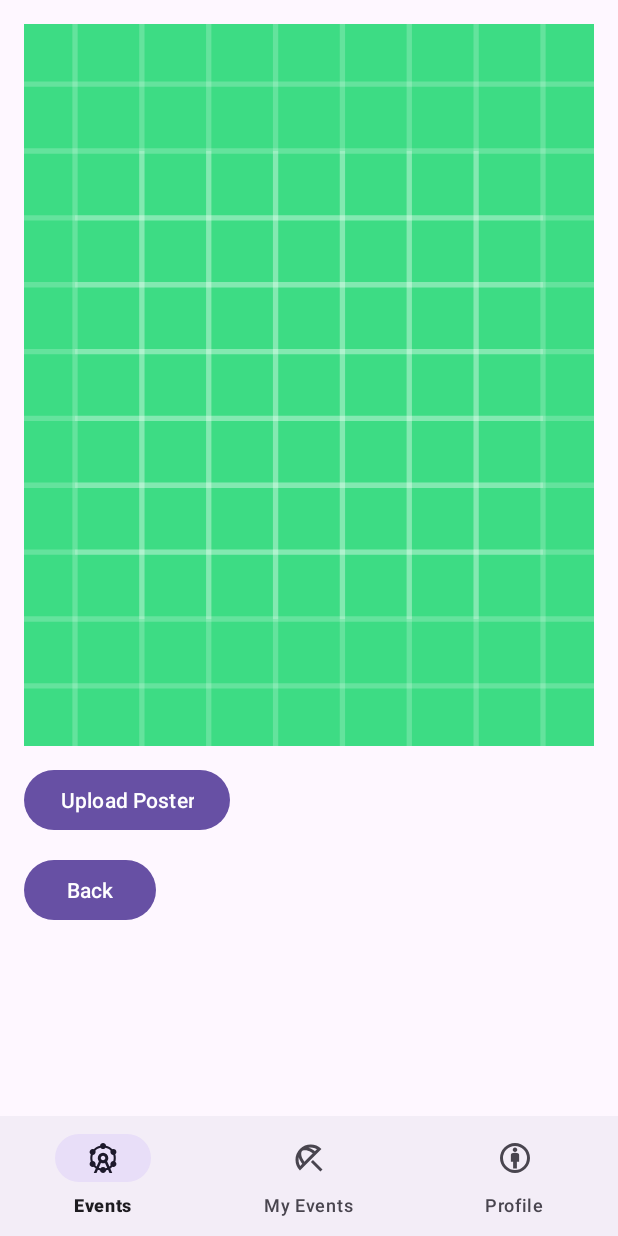
After one commit to CMPUT301F25-kraken/krakenhax, an Android app: the MyEventDetailsFragment screen opened through its navigation route, on a phone screen of 412 x 824 dp. The commit adds this screen. Run offline under Robolectric (Android 15) with nearby library versions, the light colour scheme and no system bars; our stand-ins replace Firebase (no records; nobody signed in at launch, a user with empty details on screens opened directly), Picasso, navigation-ui.

Commit message:
add poster upload functionality, added MyEventsDetailsFragment and XML file, added eventID and posterURL in event class

```diff
--- a/Code/app/build.gradle.kts
+++ b/Code/app/build.gradle.kts
@@ -54,6 +54,7 @@ dependencies {
     implementation(libs.navigation.fragment)
     implementation(libs.navigation.ui)
     implementation(platform("com.google.firebase:firebase-bom:34.3.0"))
-
+    implementation("com.google.firebase:firebase-storage")
+    implementation("com.squareup.picasso:picasso:2.8")
     implementation("com.google.firebase:firebase-firestore")
 }
--- /dev/null
+++ b/Code/app/src/main/java/com/kraken/krakenhax/MyEventDetailsFragment.java
@@ -0,0 +1,150 @@
+package com.kraken.krakenhax;
+
+import android.app.AlertDialog;
+import android.os.Bundle;
+
+import androidx.fragment.app.Fragment;
+
+import android.util.Log;
+import android.view.LayoutInflater;
+import android.view.View;
+import android.view.ViewGroup;
+import android.net.Uri;
+import android.os.Bundle;
+import android.view.LayoutInflater;
+import android.view.View;
+import android.view.ViewGroup;
+import android.widget.Button;
+import android.widget.ImageView;
+import android.widget.Toast;
+
+import androidx.activity.result.ActivityResultLauncher;
+import androidx.activity.result.contract.ActivityResultContracts;
+
+import androidx.fragment.app.Fragment;
+import androidx.navigation.fragment.NavHostFragment;
+
+import com.google.firebase.firestore.FirebaseFirestore;
+import com.google.firebase.storage.FirebaseStorage;
+import com.google.firebase.storage.StorageReference;
+import com.google.firebase.storage.UploadTask;
+import com.squareup.picasso.Picasso;
+
+
+
+// TODO: add the other details for myevents and display
+// TODO: pass in event from MyEventsFragment
+public class MyEventDetailsFragment extends Fragment {
+
+
+
+    private FirebaseStorage storage;
+    private FirebaseFirestore db;
+
+    private StorageReference storageRef;
+    private ImageView imgPoster;
+    private Button btnUploadPoster;
+
+    private Button btnBack;
+
+    private ActivityResultLauncher<String> imagePicker;
+    private Uri filePath;
+
+    //hardcoded event for now
+    //private Event selectedEvent;
+
+    public MyEventDetailsFragment() {
+        // Required empty public constructor
+    }
+
+
+
+    @Override
+    public View onCreateView(LayoutInflater inflater, ViewGroup container,
+                             Bundle savedInstanceState) {
+        View view = inflater.inflate(R.layout.fragment_my_event_details, container, false);
+
+        storage = FirebaseStorage.getInstance();
+        db = FirebaseFirestore.getInstance();
+        storageRef = storage.getReference();
+
+        imgPoster = view.findViewById(R.id.imgPoster);
+        btnUploadPoster = view.findViewById(R.id.btnUploadPoster);
+        btnBack = view.findViewById(R.id.btnBack);
+        // Hardcoded event
+        /*
+        selectedEvent = new Event();
+        selectedEvent.setId("test_event_001");
+        selectedEvent.setTitle("Swimming Lessons");
+        selectedEvent.setEventDetails("Test upload event");
+        selectedEvent.setPoster(null);
+        */
+
+
+
+        // Image picker
+
+        imagePicker = registerForActivityResult(
+                new ActivityResultContracts.GetContent(),
+                uri -> {
+                    if (uri != null) {
+                        filePath = uri;
+                        try {
+                            Picasso.get()
+                                    .load(uri)
+                                    .fit()
+                                    .centerInside()
+                                    .into(imgPoster);
+
+                            uploadPosterForEvent();
+                        } catch (Exception e) {
+                            Log.e("ImageLoad", "Error loading image", e);
+                            new AlertDialog.Builder(requireContext())
+                                    .setTitle("Error")
+                                    .setMessage("Failed to load image. Please try again.")
+                                    .setPositiveButton("OK", (dialog, which) -> dialog.dismiss())
+                                    .show();
+                        }
+                    }
+                });
+
+
+        btnUploadPoster.setOnClickListener(v -> imagePicker.launch("image/*"));
+
+
+        btnBack.setOnClickListener(v -> {
+            NavHostFragment.findNavController(this).navigateUp();
+        });
+
+
+        return view;
+    }
+    public void uploadPosterForEvent(){
+
+
+        if (filePath != null) {
+            // TODO: change "test_event2" to selectedEvent.getID() when firestore setup with events
+            StorageReference eventPosterRef = storageRef.child("event_posters/" + "test_event2" + ".jpg");
+
+            UploadTask uploadTask = eventPosterRef.putFile(filePath);
+
+            uploadTask.addOnSuccessListener(taskSnapshot -> {
+                // Get the download URL
+                eventPosterRef.getDownloadUrl().addOnSuccessListener(uri -> {
+                    String downloadUrl = uri.toString();
+                    Log.d("Firebase", "Download URL: " + downloadUrl);
+
+                    // TODO: uncomment when firestore setup with events
+                    //selectedEvent.setPoster(downloadUrl);
+                    //db.collection("events")
+                    //        .document(selectedEvent.getId()) // or event ID
+                    //        .set(selectedEvent); // overwrites or creates the document
+
+                });
+            }).addOnFailureListener(e -> {
+                Log.e("Firebase", "Upload failed", e);
+            });
+
+        }
+    }
+}
--- /dev/null
+++ b/Code/app/src/main/res/layout/fragment_my_event_details.xml
@@ -0,0 +1,34 @@
+<?xml version="1.0" encoding="utf-8"?>
+<FrameLayout xmlns:android="http://schemas.android.com/apk/res/android"
+    android:id="@+id/my_events_root"
+    android:layout_width="match_parent"
+    android:layout_height="match_parent"
+    android:padding="16dp">
+
+    <LinearLayout
+        android:orientation="vertical"
+        android:layout_width="match_parent"
+        android:layout_height="wrap_content">
+
+        <ImageView
+            android:id="@+id/imgPoster"
+            android:layout_width="match_parent"
+            android:layout_height="481dp"
+            android:scaleType="centerCrop"
+
+            android:src="@drawable/ic_launcher_background" />
+
+        <Button
+            android:id="@+id/btnUploadPoster"
+            android:layout_width="wrap_content"
+            android:layout_height="wrap_content"
+            android:text="Upload Poster"
+            android:layout_marginTop="12dp" />
+        <Button
+            android:id="@+id/btnBack"
+            android:layout_width="wrap_content"
+            android:layout_height="wrap_content"
+            android:text="Back"
+            android:layout_marginTop="12dp" />
+    </LinearLayout>
+</FrameLayout>
--- a/Code/app/src/main/res/navigation/nav_graph.xml
+++ b/Code/app/src/main/res/navigation/nav_graph.xml
@@ -72,8 +72,20 @@
         <action
             android:id="@+id/action_MyEventsFragment_to_ProfileFragment"
             app:destination="@+id/ProfileFragment" />
+        <!-- Action to navigate from the Events Fragment to MyEventsDetailFragment -->
+        <action
+            android:id="@+id/action_myEvents_to_MyEventDetailsFragment"
+            app:destination="@id/MyEventDetailsFragment" />
     </fragment>
 
+
+    <!-- Destination for MyEventDetailsFragment -->
+    <fragment
+        android:id="@+id/MyEventDetailsFragment"
+        android:name="com.kraken.krakenhax.MyEventDetailsFragment"
+        android:label="fragment_my_event_details"
+        tools:layout="@layout/fragment_my_event_details">
+    </fragment>
     <!-- Destination for Profile Fragment -->
     <fragment
         android:id="@+id/ProfileFragment"
--- a/Code/app/src/main/res/values/strings.xml
+++ b/Code/app/src/main/res/values/strings.xml
@@ -4,4 +4,6 @@
     <string name="my_events">My Events</string>
     <string name="profile">Profile</string>
     <string name="events_page_title">Events</string>
+    <!-- TODO: Remove or change this placeholder text -->
+    <string name="hello_blank_fragment">Hello blank fragment</string>
 </resources>
```
Also changed, not shown: Code/app/src/main/java/com/kraken/krakenhax/Event.java (+24 -6 lines), Code/app/src/main/java/com/kraken/krakenhax/MyEventsFragment.java (+19 -3 lines), Code/app/src/main/res/layout/fragment_my_events.xml (+9 -0 lines).
